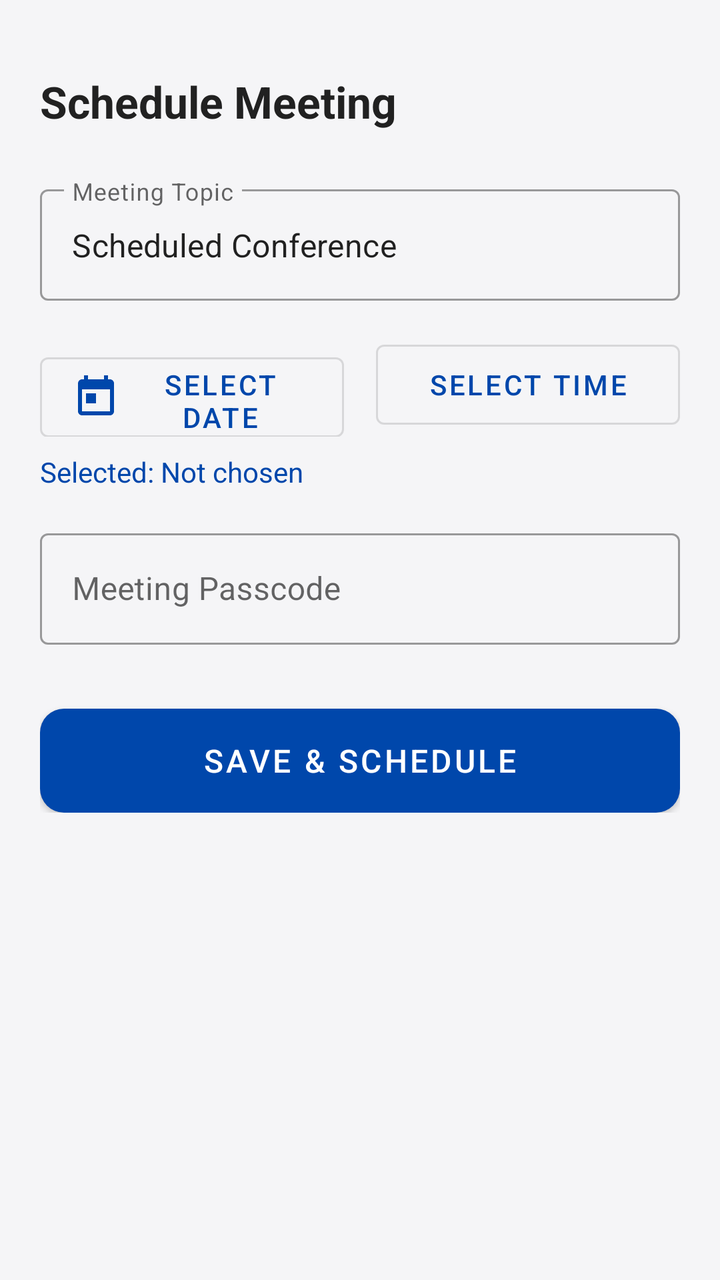
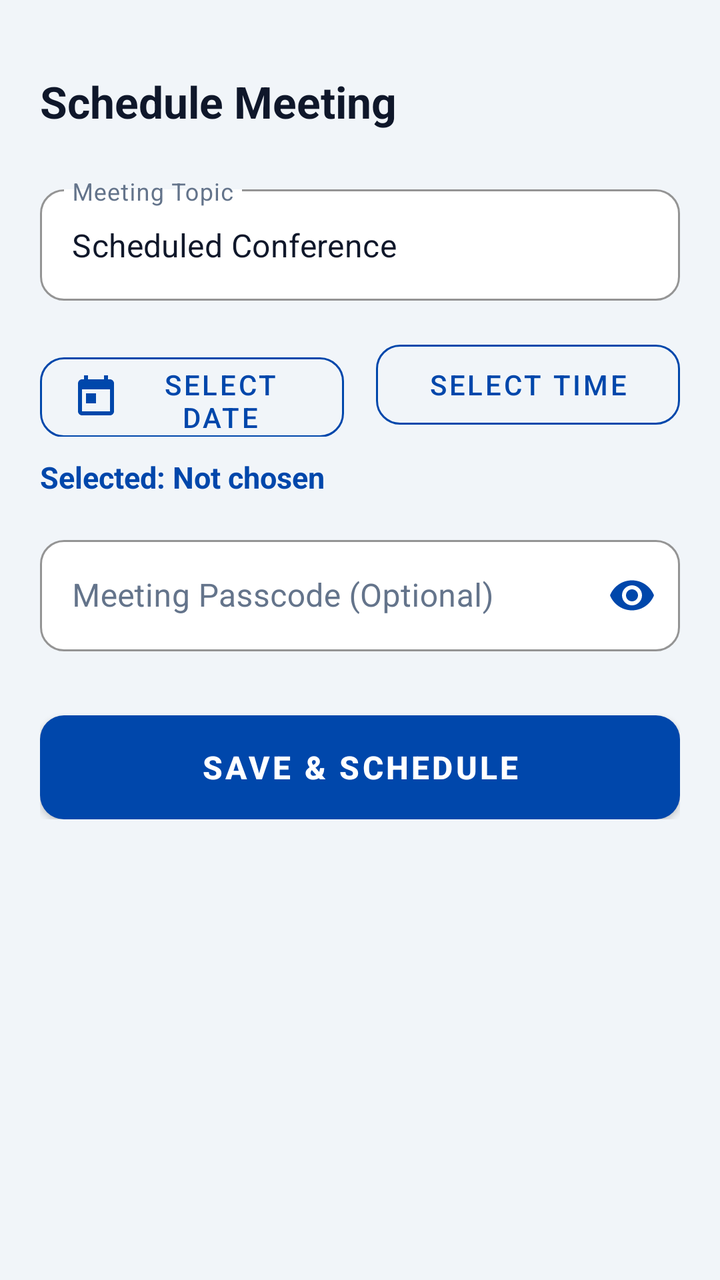

An Android layout rendered at two revisions. The XML below is the earlier revision; the diff shows what the commit changed to produce the second picture.
<!-- AndroidManifest.xml: application theme Theme.MeetWith -->
<!-- res/layout/activity_schedule_meeting.xml -->
<?xml version="1.0" encoding="utf-8"?>
<ScrollView xmlns:android="http://schemas.android.com/apk/res/android"
    xmlns:app="http://schemas.android.com/apk/res-auto"
    android:layout_width="match_parent"
    android:layout_height="match_parent"
    android:background="@color/background">

    <LinearLayout
        android:layout_width="match_parent"
        android:layout_height="wrap_content"
        android:orientation="vertical"
        android:padding="20dp">

        <TextView
            android:layout_width="wrap_content"
            android:layout_height="wrap_content"
            android:text="Schedule Meeting"
            android:textColor="@color/text_primary"
            android:textSize="22sp"
            android:textStyle="bold"
            android:layout_marginTop="16dp"
            android:layout_marginBottom="24dp" />

        <com.google.android.material.textfield.TextInputLayout
            style="@style/Widget.MaterialComponents.TextInputLayout.OutlinedBox"
            android:layout_width="match_parent"
            android:layout_height="wrap_content"
            android:hint="Meeting Topic">

            <com.google.android.material.textfield.TextInputEditText
                android:id="@+id/etScheduleTopic"
                android:layout_width="match_parent"
                android:layout_height="wrap_content"
                android:text="Scheduled Conference" />
        </com.google.android.material.textfield.TextInputLayout>

        
        <LinearLayout
            android:layout_width="match_parent"
            android:layout_height="wrap_content"
            android:layout_marginTop="16dp"
            android:orientation="horizontal">

            <Button
                android:id="@+id/btnSelectDate"
                style="@style/Widget.MaterialComponents.Button.OutlinedButton"
                android:layout_width="0dp"
                android:layout_height="52dp"
                android:layout_weight="1"
                android:layout_marginEnd="8dp"
                android:text="Select Date"
                app:icon="@drawable/ic_calendar" />

            <Button
                android:id="@+id/btnSelectTime"
                style="@style/Widget.MaterialComponents.Button.OutlinedButton"
                android:layout_width="0dp"
                android:layout_height="52dp"
                android:layout_weight="1"
                android:layout_marginStart="8dp"
                android:text="Select Time" />
        </LinearLayout>

        <TextView
            android:id="@+id/tvSelectedDateTime"
            android:layout_width="wrap_content"
            android:layout_height="wrap_content"
            android:layout_marginTop="8dp"
            android:text="Selected: Not chosen"
            android:textColor="@color/primary"
            android:textSize="14sp" />

        <com.google.android.material.textfield.TextInputLayout
            style="@style/Widget.MaterialComponents.TextInputLayout.OutlinedBox"
            android:layout_width="match_parent"
            android:layout_height="wrap_content"
            android:layout_marginTop="16dp"
            android:hint="Meeting Passcode">

            <com.google.android.material.textfield.TextInputEditText
                android:id="@+id/etSchedulePassword"
                android:layout_width="match_parent"
                android:layout_height="wrap_content" />
        </com.google.android.material.textfield.TextInputLayout>

        <Button
            android:id="@+id/btnConfirmSchedule"
            android:layout_width="match_parent"
            android:layout_height="52dp"
            android:layout_marginTop="32dp"
            android:background="@drawable/bg_button_orange"
            android:text="Save &amp; Schedule"
            android:textColor="@color/white"
            android:textSize="16sp" />
    </LinearLayout>
</ScrollView>
<!-- resources referenced by this layout -->
<resources>
  <color name="background">#F5F5F7</color>
  <color name="primary">#0047AB</color>
  <color name="text_primary">#212121</color>
  <color name="white">#FFFFFF</color>
  <!-- drawable bg_button_orange (drawable) -->
  <?xml version="1.0" encoding="utf-8"?>
  <shape xmlns:android="http://schemas.android.com/apk/res/android"
      android:shape="rectangle">
      <corners android:radius="12dp" />
      <solid android:color="@color/orange" />
  </shape>
  <!-- drawable ic_calendar (drawable) -->
  <vector xmlns:android="http://schemas.android.com/apk/res/android"
      android:width="24dp"
      android:height="24dp"
      android:viewportWidth="24"
      android:viewportHeight="24">
      <path
          android:fillColor="#FFFFFFFF"
          android:pathData="M19,3h-1V1h-2v2H8V1H6v2H5c-1.11,0 -1.99,0.9 -1.99,2L3,19c0,1.1 0.89,2 2,2h14c1.1,0 2,-0.9 2,-2V5c0,-1.1 -0.9,-2 -2,-2zm0,16H5V8h14v11zM7,10h5v5H7z" />
  </vector>
  <style name="Theme.MeetWith" parent="Theme.MaterialComponents.DayNight.NoActionBar">
          <item name="colorPrimary">@color/primary</item>
          <item name="colorPrimaryVariant">@color/primary_dark</item>
          <item name="colorOnPrimary">@color/white</item>
          <item name="colorSecondary">@color/accent</item>
          <item name="colorSecondaryVariant">@color/accent</item>
          <item name="colorOnSecondary">@color/white</item>
          <item name="android:statusBarColor">@color/primary_dark</item>
          <item name="android:windowBackground">@color/background</item>
      </style>
  <color name="orange">#F26D21</color>
  <color name="primary_dark">#003380</color>
  <color name="accent">#F26D21</color>
</resources>

<!-- the commit's change to res/layout/activity_schedule_meeting.xml (unified diff, before → after) -->
@@ -25,13 +25,24 @@
             style="@style/Widget.MaterialComponents.TextInputLayout.OutlinedBox"
             android:layout_width="match_parent"
             android:layout_height="wrap_content"
-            android:hint="Meeting Topic">
+            android:hint="Meeting Topic"
+            app:boxBackgroundColor="@color/input_bg"
+            app:boxStrokeColor="@color/primary"
+            app:boxCornerRadiusTopStart="12dp"
+            app:boxCornerRadiusTopEnd="12dp"
+            app:boxCornerRadiusBottomStart="12dp"
+            app:boxCornerRadiusBottomEnd="12dp"
+            app:hintTextColor="@color/primary"
+            android:textColorHint="@color/text_hint">
 
             <com.google.android.material.textfield.TextInputEditText
                 android:id="@+id/etScheduleTopic"
                 android:layout_width="match_parent"
                 android:layout_height="wrap_content"
-                android:text="Scheduled Conference" />
+                android:text="Scheduled Conference"
+                android:textColor="@color/input_text"
+                android:textColorHint="@color/text_hint"
+                android:textSize="16sp" />
         </com.google.android.material.textfield.TextInputLayout>
 
         
@@ -49,6 +60,9 @@
                 android:layout_weight="1"
                 android:layout_marginEnd="8dp"
                 android:text="Select Date"
+                android:textColor="@color/primary"
+                app:strokeColor="@color/primary"
+                app:cornerRadius="12dp"
                 app:icon="@drawable/ic_calendar" />
 
             <Button
@@ -58,29 +72,47 @@
                 android:layout_height="52dp"
                 android:layout_weight="1"
                 android:layout_marginStart="8dp"
-                android:text="Select Time" />
+                android:text="Select Time"
+                android:textColor="@color/primary"
+                app:strokeColor="@color/primary"
+                app:cornerRadius="12dp" />
         </LinearLayout>
 
         <TextView
             android:id="@+id/tvSelectedDateTime"
             android:layout_width="wrap_content"
             android:layout_height="wrap_content"
-            android:layout_marginTop="8dp"
+            android:layout_marginTop="10dp"
             android:text="Selected: Not chosen"
             android:textColor="@color/primary"
-            android:textSize="14sp" />
+            android:textSize="15sp"
+            android:textStyle="bold" />
 
         <com.google.android.material.textfield.TextInputLayout
             style="@style/Widget.MaterialComponents.TextInputLayout.OutlinedBox"
             android:layout_width="match_parent"
             android:layout_height="wrap_content"
             android:layout_marginTop="16dp"
-            android:hint="Meeting Passcode">
+            android:hint="Meeting Passcode (Optional)"
+            app:boxBackgroundColor="@color/input_bg"
+            app:boxStrokeColor="@color/primary"
+            app:boxCornerRadiusTopStart="12dp"
+            app:boxCornerRadiusTopEnd="12dp"
+            app:boxCornerRadiusBottomStart="12dp"
+            app:boxCornerRadiusBottomEnd="12dp"
+            app:hintTextColor="@color/primary"
+            android:textColorHint="@color/text_hint"
+            app:passwordToggleEnabled="true"
+            app:passwordToggleTint="@color/primary">
 
             <com.google.android.material.textfield.TextInputEditText
                 android:id="@+id/etSchedulePassword"
                 android:layout_width="match_parent"
-                android:layout_height="wrap_content" />
+                android:layout_height="wrap_content"
+                android:inputType="textPassword"
+                android:textColor="@color/input_text"
+                android:textColorHint="@color/text_hint"
+                android:textSize="16sp" />
         </com.google.android.material.textfield.TextInputLayout>
 
         <Button
@@ -91,6 +123,7 @@
             android:background="@drawable/bg_button_orange"
             android:text="Save &amp; Schedule"
             android:textColor="@color/white"
-            android:textSize="16sp" />
+            android:textSize="16sp"
+            android:textStyle="bold" />
     </LinearLayout>
 </ScrollView>
<!-- resource entries referenced after the edit -->
@@ -1,8 +1,11 @@
 <!-- resources referenced by this layout -->
 <resources>
-  <color name="background">#F5F5F7</color>
+  <color name="background">#F1F5F9</color>
+  <color name="input_bg">#FFFFFF</color>
+  <color name="input_text">#0F172A</color>
   <color name="primary">#0047AB</color>
-  <color name="text_primary">#212121</color>
+  <color name="text_hint">#64748B</color>
+  <color name="text_primary">#0F172A</color>
   <color name="white">#FFFFFF</color>
   <!-- drawable bg_button_orange (drawable) -->
   <?xml version="1.0" encoding="utf-8"?>
@@ -21,7 +24,7 @@
           android:fillColor="#FFFFFFFF"
           android:pathData="M19,3h-1V1h-2v2H8V1H6v2H5c-1.11,0 -1.99,0.9 -1.99,2L3,19c0,1.1 0.89,2 2,2h14c1.1,0 2,-0.9 2,-2V5c0,-1.1 -0.9,-2 -2,-2zm0,16H5V8h14v11zM7,10h5v5H7z" />
   </vector>
-  <style name="Theme.MeetWith" parent="Theme.MaterialComponents.DayNight.NoActionBar">
+  <style name="Theme.MeetWith" parent="Theme.MaterialComponents.Light.NoActionBar">
           <item name="colorPrimary">@color/primary</item>
           <item name="colorPrimaryVariant">@color/primary_dark</item>
           <item name="colorOnPrimary">@color/white</item>
@@ -30,9 +33,31 @@
           <item name="colorOnSecondary">@color/white</item>
           <item name="android:statusBarColor">@color/primary_dark</item>
           <item name="android:windowBackground">@color/background</item>
+          
+          
+          <item name="android:textColor">@color/text_primary</item>
+          <item name="android:textColorPrimary">@color/text_primary</item>
+          <item name="android:textColorSecondary">@color/text_secondary</item>
+          <item name="android:editTextColor">@color/input_text</item>
+          <item name="android:textColorHint">@color/text_hint</item>
+  
+          
+          <item name="textInputStyle">@style/Widget.MeetWith.TextInputLayout</item>
       </style>
   <color name="orange">#F26D21</color>
-  <color name="primary_dark">#003380</color>
+  <color name="primary_dark">#002D6C</color>
   <color name="accent">#F26D21</color>
+  <color name="text_secondary">#475569</color>
+  <style name="Widget.MeetWith.TextInputLayout" parent="Widget.MaterialComponents.TextInputLayout.OutlinedBox">
+          <item name="boxBackgroundColor">@color/input_bg</item>
+          <item name="boxStrokeColor">@color/primary</item>
+          <item name="boxStrokeWidth">1.5dp</item>
+          <item name="boxCornerRadiusTopStart">12dp</item>
+          <item name="boxCornerRadiusTopEnd">12dp</item>
+          <item name="boxCornerRadiusBottomStart">12dp</item>
+          <item name="boxCornerRadiusBottomEnd">12dp</item>
+          <item name="hintTextColor">@color/primary</item>
+          <item name="android:textColorHint">@color/text_hint</item>
+      </style>
 </resources>
 
